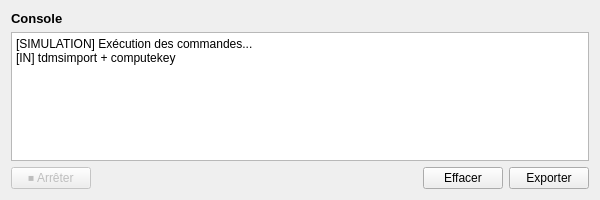
The window that command_builder/components/console_output/console_output.ui (NdeyeFa9928/CommandBuilder) describes before a commit, drawn with Qt 5.
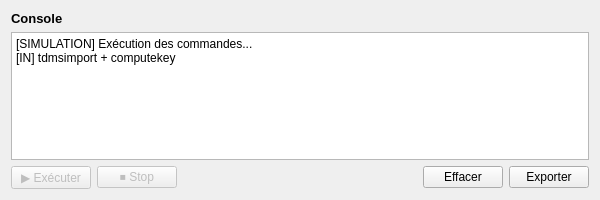
The same window after the commit.

Commit message: feat (console-output): add execute button with state management and coordinated button control

What changed in the file:
```diff
--- a/command_builder/components/console_output/console_output.ui
+++ b/command_builder/components/console_output/console_output.ui
@@ -41,10 +41,23 @@
    </item>
    <item>
     <layout class="QHBoxLayout" name="horizontalLayout">
+     <item>
+      <widget class="QPushButton" name="buttonExecute">
+       <property name="text">
+        <string>▶ Exécuter</string>
+       </property>
+       <property name="enabled">
+        <bool>false</bool>
+       </property>
+       <property name="toolTip">
+        <string>Exécuter toutes les commandes</string>
+       </property>
+      </widget>
+     </item>
      <item>
       <widget class="QPushButton" name="buttonStop">
        <property name="text">
-        <string>⏹ Arrêter</string>
+        <string>⏹ Stop</string>
        </property>
        <property name="enabled">
         <bool>false</bool>
```
The commit also changes 2 other files.
